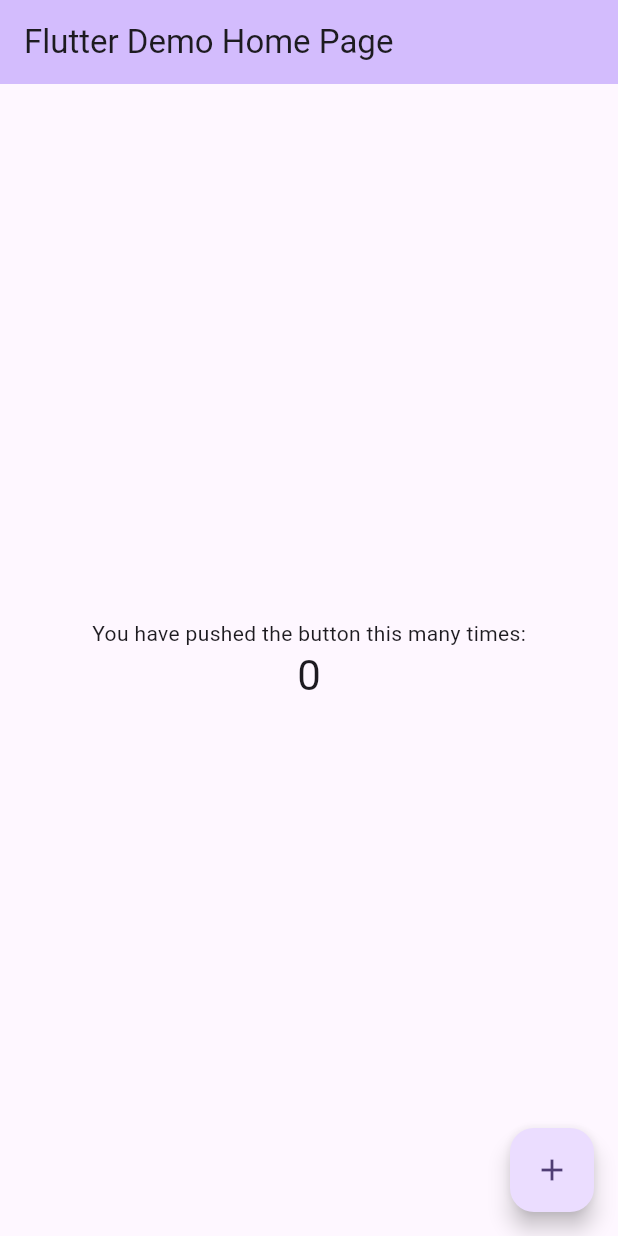
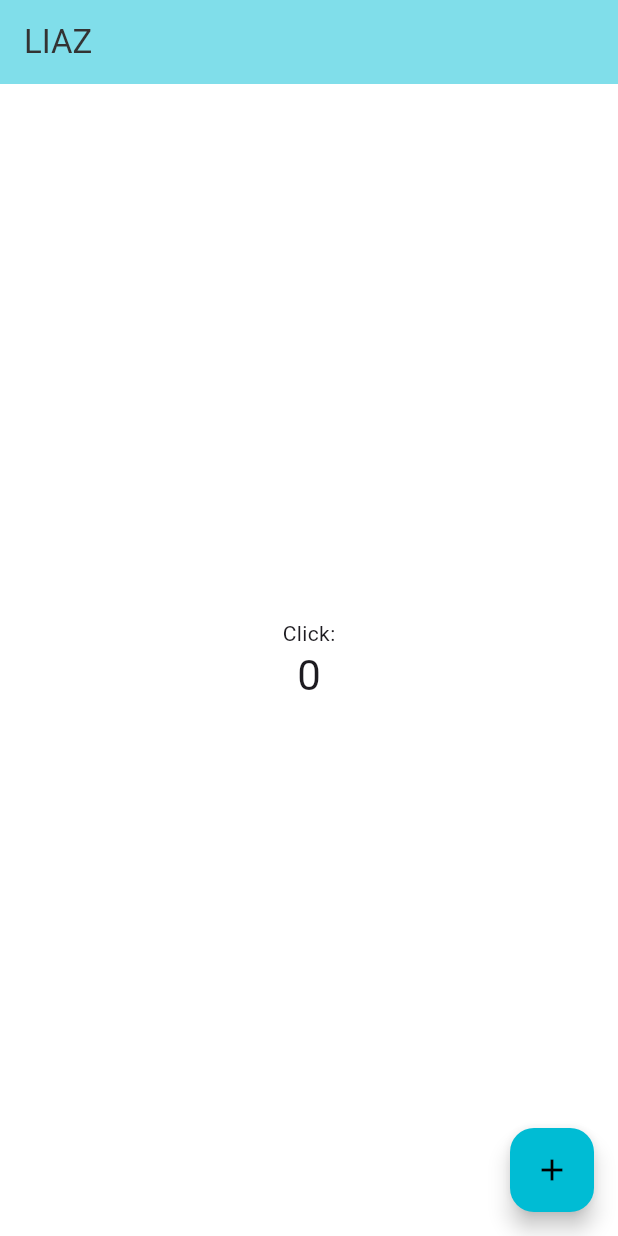
Before and after one commit to ZTLiao/liaz, a Flutter app: the screen it shows after launch, on a phone screen of 412 x 824 dp. Run offline on Flutter 3.47's test engine with Material 3 defaults, Android fonts, the light colour scheme and no system bars; our stand-ins replace get, logger.

Commit message:
home页面拆离

```diff
--- /dev/null
+++ b/lib/app/app_color.dart
@@ -0,0 +1,18 @@
+import 'package:flutter/material.dart';
+
+class AppColor {
+
+  static final ColorScheme colorSchemeLight = ColorScheme.fromSwatch(
+    primarySwatch: Colors.cyan,
+    brightness: Brightness.light,
+  );
+
+  static final ColorScheme colorSchemeDark = ColorScheme.fromSwatch(
+    primarySwatch: Colors.teal,
+    accentColor: Colors.teal,
+    backgroundColor: Colors.teal,
+    brightness: Brightness.dark,
+  );
+
+  static const Color gray19 = Color(0xff333333);
+}
--- /dev/null
+++ b/lib/app/app_constant.dart
@@ -0,0 +1,4 @@
+class AppConstant {
+  /// 定义平板宽度，当大于此宽度时APP进入双栏模式
+  static const double kTabletWidth = 1000;
+}
--- /dev/null
+++ b/lib/app/app_locate.dart
@@ -0,0 +1,5 @@
+import 'dart:ui';
+
+class AppLocate {
+  static const zhCN = Locale("zh", "CN");
+}
--- a/lib/app/app_string.dart
+++ b/lib/app/app_string.dart
@@ -1,4 +1,4 @@
 class AppString {
   //应用名称
-  static const APP_NAME = 'LIAZ';
+  static const appName = 'LIAZ';
 }
--- a/lib/app/app_style.dart
+++ b/lib/app/app_style.dart
@@ -1,3 +1,26 @@
+import 'package:flutter/material.dart';
+import 'package:flutter/services.dart';
+import 'package:liaz/app/app_color.dart';
+
 class AppStyle {
+  static final ThemeData lightTheme =
+      ThemeData.light(useMaterial3: true).copyWith(
+    brightness: Brightness.light,
+    colorScheme: AppColor.colorSchemeLight,
+    scaffoldBackgroundColor: Colors.white,
+    appBarTheme: AppBarTheme(
+      elevation: 0,
+      backgroundColor: Colors.transparent,
+      foregroundColor: AppColor.gray19,
+      centerTitle: false,
+    ),
+  );
 
+  static final ThemeData darkTheme =
+      ThemeData.dark(useMaterial3: true).copyWith(
+    brightness: Brightness.dark,
+    primaryColor: Colors.teal,
+    colorScheme: AppColor.colorSchemeDark,
+    scaffoldBackgroundColor: Colors.black,
+  );
 }
--- a/lib/main.dart
+++ b/lib/main.dart
@@ -3,11 +3,16 @@
 
 import 'package:flutter/material.dart';
 import 'package:liaz/app/app_string.dart';
+import 'package:liaz/app/app_style.dart';
 import 'package:liaz/app/log.dart';
+import 'package:liaz/routes/app_route_path.dart';
+import 'package:liaz/routes/app_router.dart';
 
 void main() async {
-  //确保初始化
-  WidgetsFlutterBinding.ensureInitialized();
+  FlutterError.onError = (FlutterErrorDetails details) async {
+    //转发至Zone中
+    Zone.current.handleUncaughtError(details.exception, (details.stack as StackTrace));
+  };
   runZonedGuarded(() => runApp(const LiazApp()), (error, stack) {
     //全局异常捕获
     Log.e(error.toString(), stack);
@@ -19,66 +24,18 @@
   Set<PointerDeviceKind> get dragDevices => PointerDeviceKind.values.toSet();
 }
 
-
 class LiazApp extends StatelessWidget {
   const LiazApp({super.key});
 
   @override
   Widget build(BuildContext context) {
     return MaterialApp(
-      title: AppString.APP_NAME,
+      title: AppString.appName,
       scrollBehavior: AppScrollBehavior(),
-      theme: ThemeData(
-        colorScheme: ColorScheme.fromSeed(seedColor: Colors.deepPurple),
-        useMaterial3: true,
-      ),
-      home: const MyHomePage(title: 'Flutter Demo Home Page'),
+      theme: AppStyle.lightTheme,
+      darkTheme: AppStyle.darkTheme,
+      initialRoute: AppRoutePath.kHome,
+      routes: AppRouter.routes,
     );
   }
 }
-
-class MyHomePage extends StatefulWidget {
-  const MyHomePage({super.key, required this.title});
-  final String title;
-  @override
-  State<MyHomePage> createState() => _MyHomePageState();
-}
-
-class _MyHomePageState extends State<MyHomePage> {
-  int _counter = 0;
-
-  void _incrementCounter() {
-    setState(() {
-      _counter++;
-    });
-  }
-
-  @override
-  Widget build(BuildContext context) {
-    return Scaffold(
-      appBar: AppBar(
-        backgroundColor: Theme.of(context).colorScheme.inversePrimary,
-        title: Text(widget.title),
-      ),
-      body: Center(
-        child: Column(
-          mainAxisAlignment: MainAxisAlignment.center,
-          children: <Widget>[
-            const Text(
-              'You have pushed the button this many times:',
-            ),
-            Text(
-              '$_counter',
-              style: Theme.of(context).textTheme.headlineMedium,
-            ),
-          ],
-        ),
-      ),
-      floatingActionButton: FloatingActionButton(
-        onPressed: _incrementCounter,
-        tooltip: 'Increment',
-        child: const Icon(Icons.add),
-      ), // This trailing comma makes auto-formatting nicer for build methods.
-    );
-  }
-}
--- /dev/null
+++ b/lib/modules/common/empty_page.dart
@@ -0,0 +1,18 @@
+import 'package:flutter/material.dart';
+import 'package:liaz/app/app_color.dart';
+import 'package:liaz/app/app_string.dart';
+
+class EmptyPage extends StatelessWidget {
+  const EmptyPage({Key? key}) : super(key: key);
+
+  @override
+  Widget build(BuildContext context) {
+    return const Scaffold(
+      resizeToAvoidBottomInset: false,
+      body: Center(
+        child: Text(AppString.appName,
+            style: TextStyle(color: AppColor.gray19)),
+      ),
+    );
+  }
+}
--- /dev/null
+++ b/lib/modules/home/home_page.dart
@@ -0,0 +1,54 @@
+import 'package:flutter/material.dart';
+import 'package:get/get.dart';
+
+class HomePage extends StatefulWidget {
+  const HomePage({super.key, required this.title});
+
+  final String title;
+
+  @override
+  State<HomePage> createState() => _HomePageState();
+}
+
+class _HomePageState extends State<HomePage> {
+  int _counter = 0;
+
+  void _incrementCounter() {
+    setState(() {
+      _counter++;
+    });
+  }
+
+  @override
+  Widget build(BuildContext context) {
+    return Stack(
+      children: [
+        Scaffold(
+          appBar: AppBar(
+            backgroundColor: Theme.of(context).colorScheme.background,
+            title: Text(widget.title),
+          ),
+          body: Center(
+            child: Column(
+              mainAxisAlignment: MainAxisAlignment.center,
+              children: <Widget>[
+                const Text(
+                  'Click:',
+                ),
+                Text(
+                  '$_counter',
+                  style: Theme.of(context).textTheme.headlineMedium,
+                ),
+              ],
+            ),
+          ),
+          floatingActionButton: FloatingActionButton(
+            onPressed: _incrementCounter,
+            tooltip: 'Increment',
+            child: const Icon(Icons.add),
+          ), // This trailing comma makes auto-formatting nicer for build methods.
+        )
+      ],
+    );
+  }
+}
--- /dev/null
+++ b/lib/routes/app_route_path.dart
@@ -0,0 +1,3 @@
+class AppRoutePath {
+  static const kHome = "/";
+}
--- /dev/null
+++ b/lib/routes/app_router.dart
@@ -0,0 +1,9 @@
+import 'package:liaz/app/app_string.dart';
+import 'package:liaz/modules/home/home_page.dart';
+import 'package:liaz/routes/app_route_path.dart';
+
+class AppRouter {
+  static final routes = {
+    AppRoutePath.kHome: (context) => const HomePage(title: AppString.appName),
+  };
+}
--- a/pubspec.yaml
+++ b/pubspec.yaml
@@ -12,11 +12,12 @@ dependencies:
     sdk: flutter
   cupertino_icons: ^1.0.2
   logger: ^2.0.2+1
+  get: ^4.6.6
 
 dev_dependencies:
   flutter_test:
     sdk: flutter
-  flutter_lints: ^2.0.0
+  flutter_lints: ^3.0.1
 
 flutter:
   uses-material-design: true
```
Also changed, not shown: pubspec.lock.
